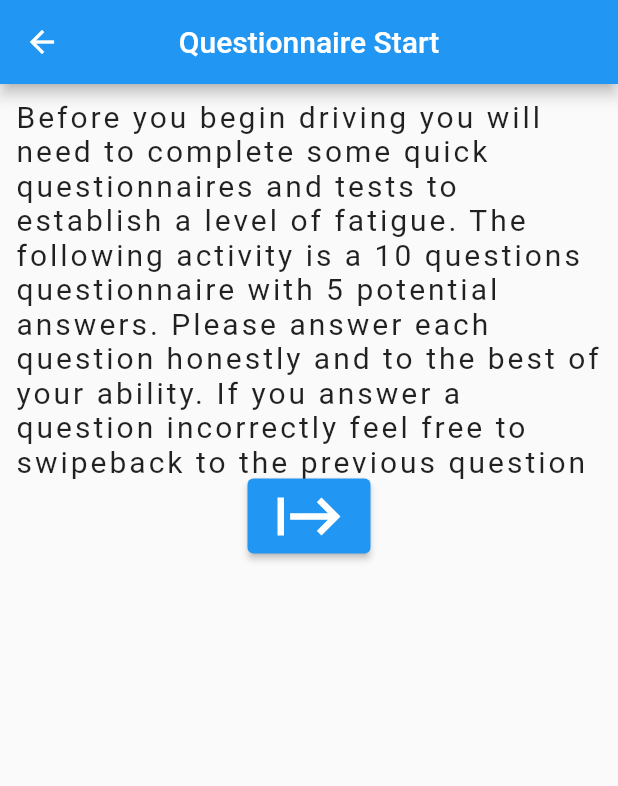
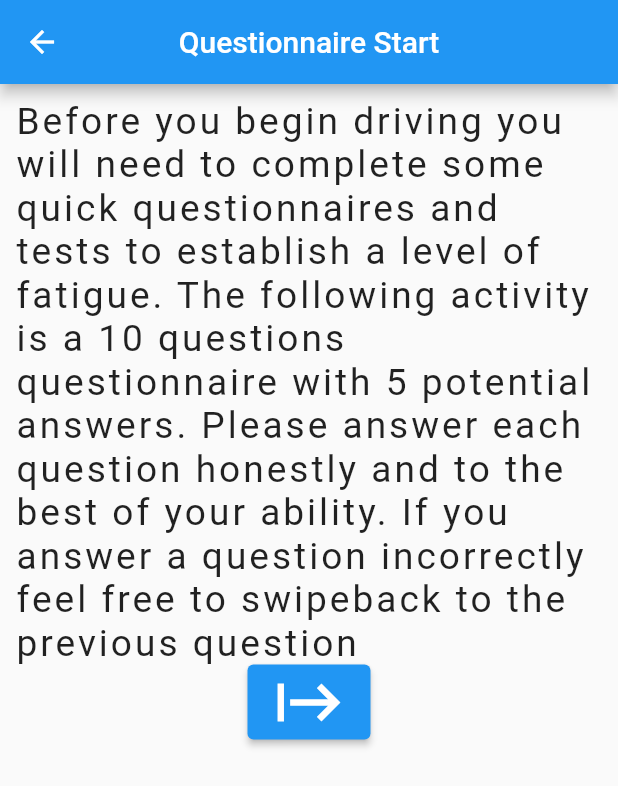
Before and after one commit to FalconLuma/-DECO38010--VillersBoysII, a Flutter app: the QuestionairePage screen opened directly with empty values, on a phone screen of 412 x 824 dp. Shown: the top 786 px of the screen. Run offline on Flutter 3.47's test engine with Material 2 defaults, Android fonts, the phone set to English and light mode, and no system bars.

Commit message:
questionnaire start

```diff
--- a/villers_boys_ii/lib/constants.dart
+++ b/villers_boys_ii/lib/constants.dart
@@ -1,7 +1,7 @@
 /// Global size multipliers
 /// Usage: MediaQuery.of(context).size.<width/height> * CONSTANT
 
-// Text Sizes
+// Text Sizes - Relative to size.height
 const double HEADING_TEXT_SIZE = 0.06;
 const double SUBHEADING_TEXT_SIZE = 0.045;
 const double BODY_TEXT_SIZE = 0.03;
--- a/villers_boys_ii/lib/questionaire_start.dart
+++ b/villers_boys_ii/lib/questionaire_start.dart
@@ -1,4 +1,5 @@
 import 'package:flutter/material.dart';
+import 'package:villers_boys_ii/constants.dart';
 import 'package:villers_boys_ii/questionaire_test.dart';
 import 'package:villers_boys_ii/user.dart';
 
@@ -21,12 +22,12 @@ class _QuestionaireState extends State<QuestionairePage> {
       body: Container(
           margin: const EdgeInsets.all(10),
           child: Column(children: [
-            const Text(
+            Text(
                 'Before you begin driving you will need to complete some quick questionnaires and tests'
                 ' to establish a level of fatigue. The following activity is a 10 questions questionnaire with 5 potential answers. '
                 'Please answer each question honestly and to the best of your ability. If you answer a question incorrectly feel free to swipe'
                 'back to the previous question',
-                style: TextStyle(fontSize: 20.0, letterSpacing: 2.0)),
+                style: TextStyle(fontSize: MediaQuery.of(context).size.height*BODY_TEXT_SIZE, letterSpacing: 2.0)),
             ElevatedButton(
               onPressed: () {
                 Navigator.of(context).push(MaterialPageRoute(
```
